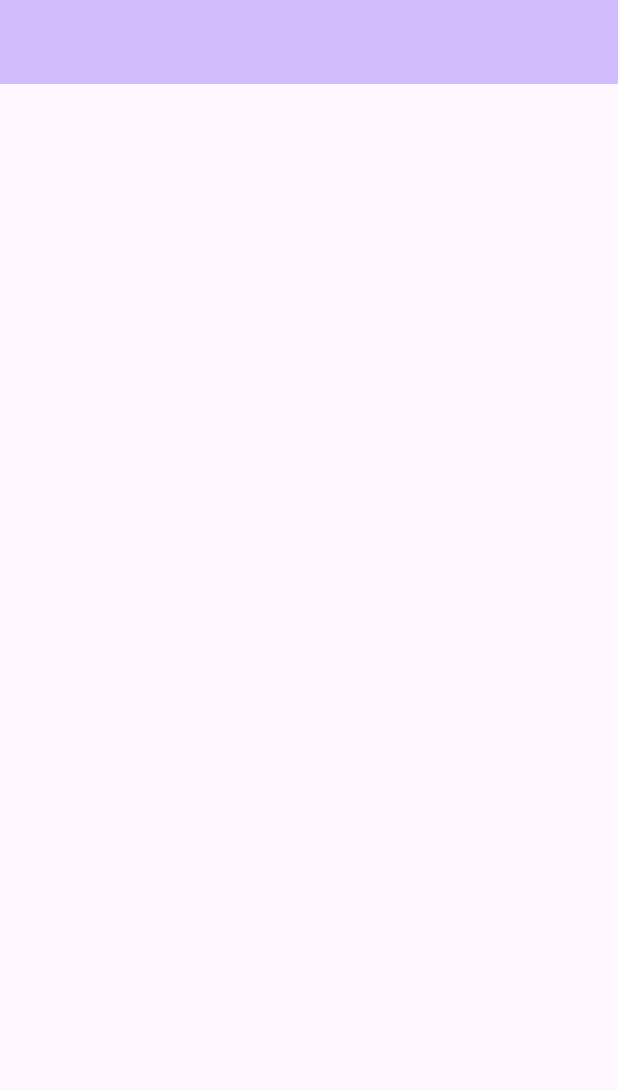
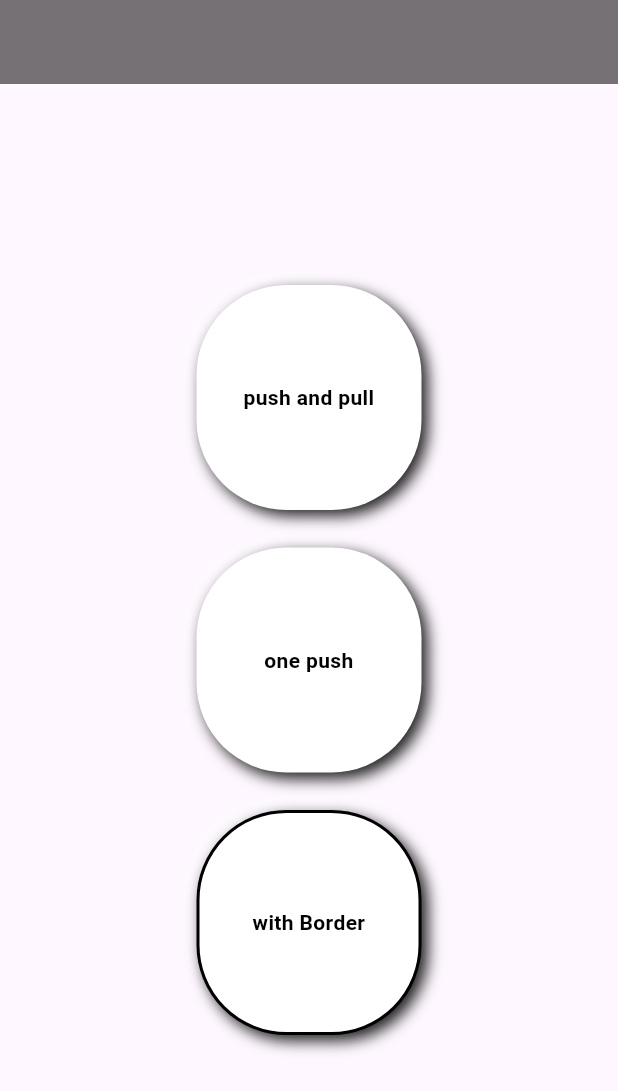
Before and after one commit to NourNabil2/Tricks_UI, a Flutter app: the screen it shows after launch, on a phone screen of 412 x 824 dp. Shown: the top 1091 px of the screen. Run offline on Flutter 3.47's test engine with Material 2 defaults, Android fonts, the light colour scheme and no system bars; our stand-ins replace flutter_inset_box_shadow.

Commit message:
first_push

```diff
--- /dev/null
+++ b/lib/Trick_1/Button_UI.dart
@@ -0,0 +1,67 @@
+
+import 'package:flutter/material.dart' hide BoxDecoration, BoxShadow;
+import 'package:flutter_inset_box_shadow/flutter_inset_box_shadow.dart';
+bool isPressed= false;
+Offset distance = Offset(4, 4);
+double blurRadius = 8.0;
+Widget Button (
+    {
+      required double width ,
+      required double height ,
+      required double radius,
+      required Color ColorOfButton,
+      required String text,
+      required Function ,
+      required bool border,
+      required bool isboxShadow ,
+
+    }
+    )=>GestureDetector(
+  onTap: Function,
+  child:  AnimatedContainer(
+
+    duration: Duration(milliseconds: 100),
+
+    width: width,
+
+    height: height,
+
+    decoration: BoxDecoration( border:border ? Border.all(width: 2) : null ,borderRadius: BorderRadius.circular(radius),color: ColorOfButton , boxShadow:isboxShadow?isPressed ?[] :[
+
+
+
+      BoxShadow(
+
+          blurRadius: blurRadius,
+
+          offset: -distance,
+
+          color: Colors.white24,
+
+          spreadRadius: 1,
+
+          inset: isPressed
+
+      ),
+      BoxShadow(
+
+          blurRadius: blurRadius,
+
+          offset: distance,
+
+          color: Colors.black87,
+
+          inset: isPressed
+
+      ),
+
+
+
+    ]:null),
+
+    child: Center(child: Text(text,textAlign: TextAlign.center ,style:const TextStyle(decoration: TextDecoration.none ,color: Colors.black,fontWeight: FontWeight.bold),)),
+
+
+
+  ),
+);
--- /dev/null
+++ b/lib/Trick_1/button_Page.dart
@@ -0,0 +1,55 @@
+import 'dart:async';
+
+import 'package:flutter/cupertino.dart';
+import 'package:flutter/material.dart';
+import 'package:tricks_ui/Trick_1/Button_UI.dart';
+
+class Page_Button extends StatefulWidget {
+  const Page_Button({super.key});
+
+  @override
+  State<Page_Button> createState() => _ButtonState();
+}
+
+class _ButtonState extends State<Page_Button> {
+
+  @override
+  Widget build(BuildContext context) {
+
+    return Scaffold(
+      appBar: AppBar(
+        backgroundColor: Colors.black54,
+      ),
+      body: Center(
+        child: Column(
+          crossAxisAlignment: CrossAxisAlignment.center,
+           mainAxisAlignment: MainAxisAlignment.center,
+           children: [
+             Button(width: 150,height: 150 ,text: 'push and pull',border: false,isboxShadow: true,ColorOfButton: Colors.white,Function: (){
+               setState(() {
+                 isPressed=!isPressed;
+               });
+               Timer(const Duration(milliseconds: 300), () {  setState(() {
+                 isPressed=!isPressed;
+               });
+               });
+             } ,radius: 60),
+             const SizedBox(height: 25,),
+             Button(width: 150,height: 150 ,text: 'one push',border: false,isboxShadow: true,ColorOfButton: Colors.white,Function: (){
+               setState(() {
+                 isPressed=!isPressed;
+               });
+             } ,radius: 60),
+             const SizedBox(height: 25,),
+             Button(width: 150,height: 150 ,text: 'with Border',border: true,isboxShadow: true,ColorOfButton: Colors.white,Function: (){
+               setState(() {
+                 isPressed=!isPressed;
+               });
+             } ,radius: 60),
+           ],
+
+        ),
+      ),
+    );
+  }
+}
--- a/lib/Trick_1/button_UI.dart
+++ /dev/null
@@ -1,27 +0,0 @@
-import 'package:flutter/cupertino.dart';
-import 'package:flutter/material.dart';
-
-class Button extends StatefulWidget {
-  const Button({super.key});
-
-  @override
-  State<Button> createState() => _ButtonState();
-}
-
-class _ButtonState extends State<Button> {
-
-  @override
-  Widget build(BuildContext context) {
-
-    return Scaffold(
-      appBar: AppBar(
-        backgroundColor: Theme.of(context).colorScheme.inversePrimary,
-      ),
-      body: Center(
-        child: Column(
-
-        ),
-      ),
-    );
-  }
-}
--- a/lib/main.dart
+++ b/lib/main.dart
@@ -1,6 +1,6 @@
 import 'package:flutter/material.dart';
 
-import 'Trick_1/button_UI.dart';
+import 'Trick_1/button_Page.dart';
 
 void main() {
   runApp(const MyApp());
@@ -15,10 +15,9 @@ class MyApp extends StatelessWidget {
     return MaterialApp(
       title: 'Flutter Demo',
       theme: ThemeData(
-        colorScheme: ColorScheme.fromSeed(seedColor: Colors.deepPurple),
         useMaterial3: true,
       ),
-      home: const Button(),
+      home: const Page_Button(),
     );
   }
 }
--- a/pubspec.yaml
+++ b/pubspec.yaml
@@ -35,6 +35,7 @@ dependencies:
   # The following adds the Cupertino Icons font to your application.
   # Use with the CupertinoIcons class for iOS style icons.
   cupertino_icons: ^1.0.2
+  flutter_inset_box_shadow: ^1.0.8
 
 dev_dependencies:
   flutter_test:
```
Also changed, not shown: pubspec.lock, 1 other file.
